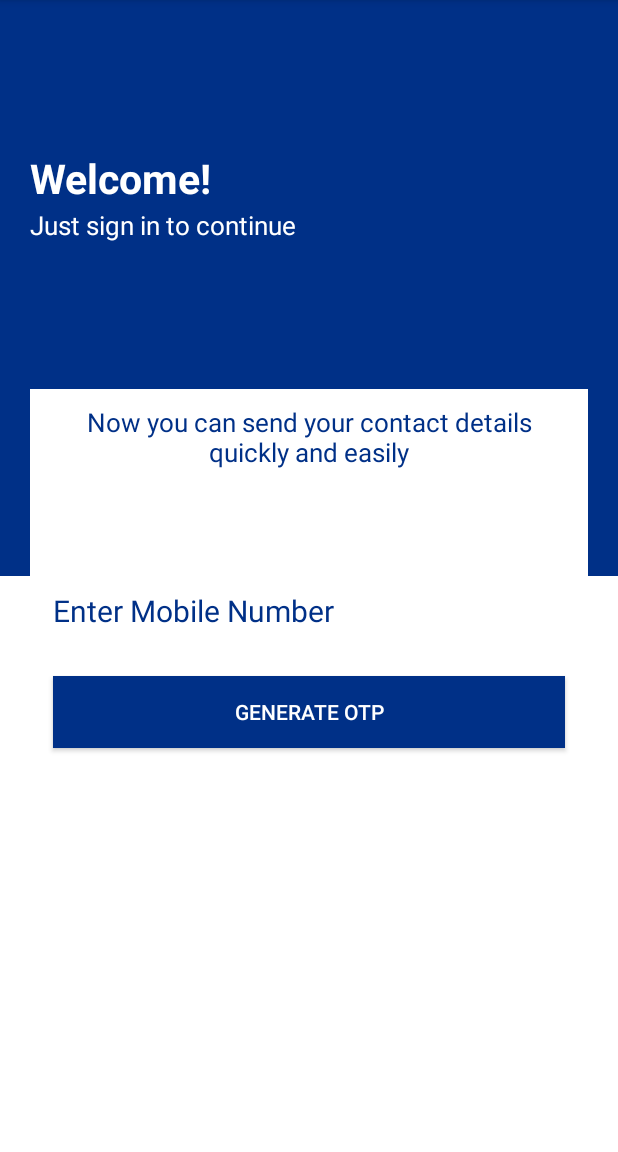
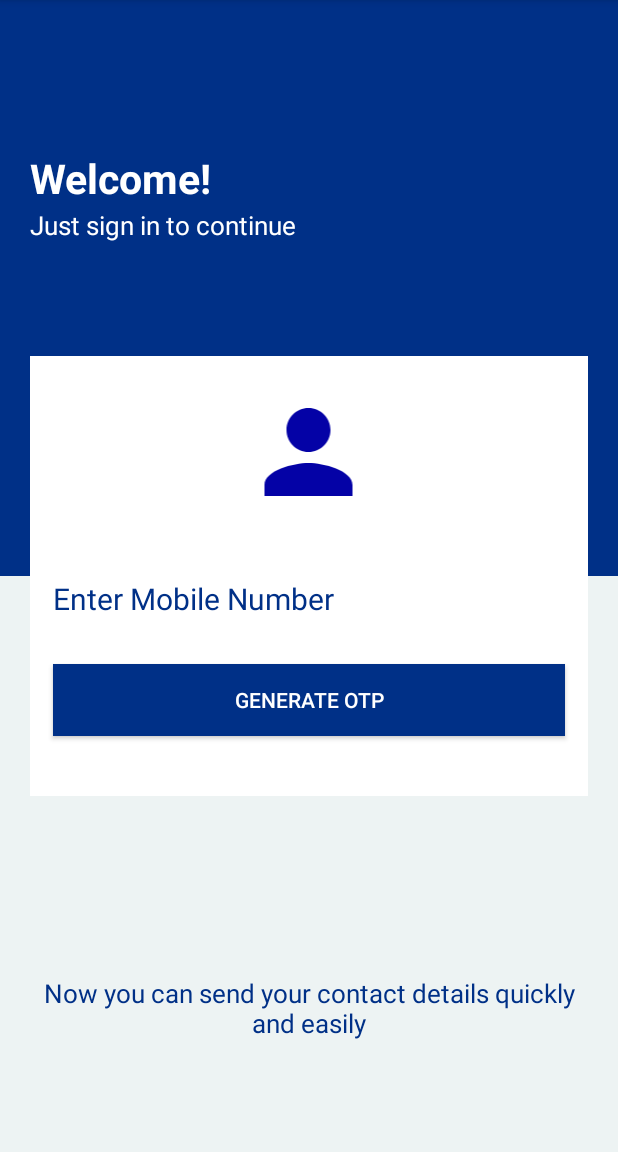
Before and after one commit to InvincibleSarthak/Contact-Sharing, an Android app: the screen it shows after launch (MainActivity), on a phone screen of 412 x 824 dp, the part 84-1236 px from its top. Run offline under Robolectric (Android 15) with nearby library versions, the phone set to English and light mode, and no system bars.

Commit message:
gray color added, Welcome Page modified

```diff
--- /dev/null
+++ b/app/src/main/res/drawable/ic_person_blue.xml
@@ -0,0 +1,5 @@
+<vector android:height="24dp" android:tint="#0402A6"
+    android:viewportHeight="24.0" android:viewportWidth="24.0"
+    android:width="24dp" xmlns:android="http://schemas.android.com/apk/res/android">
+    <path android:fillColor="#FF000000" android:pathData="M12,12c2.21,0 4,-1.79 4,-4s-1.79,-4 -4,-4 -4,1.79 -4,4 1.79,4 4,4zM12,14c-2.67,0 -8,1.34 -8,4v2h16v-2c0,-2.66 -5.33,-4 -8,-4z"/>
+</vector>
--- a/app/src/main/res/layout/activity_main.xml
+++ b/app/src/main/res/layout/activity_main.xml
@@ -24,7 +24,7 @@
             android:layout_weight="1"
             android:layout_width="match_parent"
             android:layout_height="0dp"
-            android:background="@android:color/white"/>
+            android:background="@color/gray"/>
 
     </LinearLayout>
 
@@ -41,30 +41,20 @@
         android:background="@android:color/white"
         android:orientation="vertical">
 
-        <TextView
-            android:id="@+id/heading_main"
-            android:layout_width="match_parent"
-            android:layout_height="wrap_content"
-            android:layout_marginLeft="15dp"
-            android:layout_marginTop="10dp"
-            android:layout_marginRight="15dp"
-            android:background="@android:color/transparent"
-            android:ems="10"
-            android:text="@string/heading_main"
-            android:textAlignment="center"
-            android:textColor="@color/blue"
-            android:textSize="17sp"
-            app:layout_constraintBottom_toBottomOf="@+id/welcome_text"
-            app:layout_constraintEnd_toEndOf="parent"
-            app:layout_constraintStart_toStartOf="parent"
-            app:layout_constraintTop_toTopOf="parent" />
+        <ImageView
+            android:layout_width="166dp"
+            android:layout_height="88dp"
+            android:layout_marginTop="20dp"
+            android:layout_gravity="center"
+            android:src="@drawable/ic_person_blue"
+            android:contentDescription="TODO" />
 
         <EditText
             android:id="@+id/phone_number"
             android:layout_width="match_parent"
             android:layout_height="wrap_content"
             android:layout_marginLeft="15dp"
-            android:layout_marginTop="80dp"
+            android:layout_marginTop="40dp"
             android:layout_marginRight="15dp"
             android:background="@android:color/white"
             android:ems="10"
@@ -83,7 +73,7 @@
             android:layout_marginLeft="15dp"
             android:layout_marginTop="30dp"
             android:layout_marginRight="15dp"
-            android:layout_marginBottom="10dp"
+            android:layout_marginBottom="40dp"
             android:background="@color/blue"
             android:onClick="login"
             android:text="@string/send"
@@ -131,4 +121,22 @@
         app:layout_constraintTop_toBottomOf="@id/welcome"
         android:layout_marginStart="20dp" />
 
+    <TextView
+        android:id="@+id/heading_main"
+        android:layout_width="match_parent"
+        android:layout_height="wrap_content"
+        android:layout_marginLeft="15dp"
+        android:layout_marginTop="650dp"
+        android:layout_marginRight="15dp"
+        android:background="@color/gray"
+        android:ems="10"
+        android:text="@string/heading_main"
+        android:textAlignment="center"
+        android:textColor="@color/blue"
+        android:textSize="17sp"
+        app:layout_constraintBottom_toBottomOf="@+id/welcome_text"
+        app:layout_constraintEnd_toEndOf="parent"
+        app:layout_constraintStart_toStartOf="parent"
+        app:layout_constraintTop_toTopOf="parent" />
+
 </RelativeLayout>
--- a/app/src/main/res/values/colors.xml
+++ b/app/src/main/res/values/colors.xml
@@ -6,4 +6,5 @@
     <color name="blue">#003087</color>
     <color name="green">#4DAA50</color>
     <color name="cyan">#0091cc</color>
+    <color name="gray">#EDF3F3</color>
 </resources>
```
